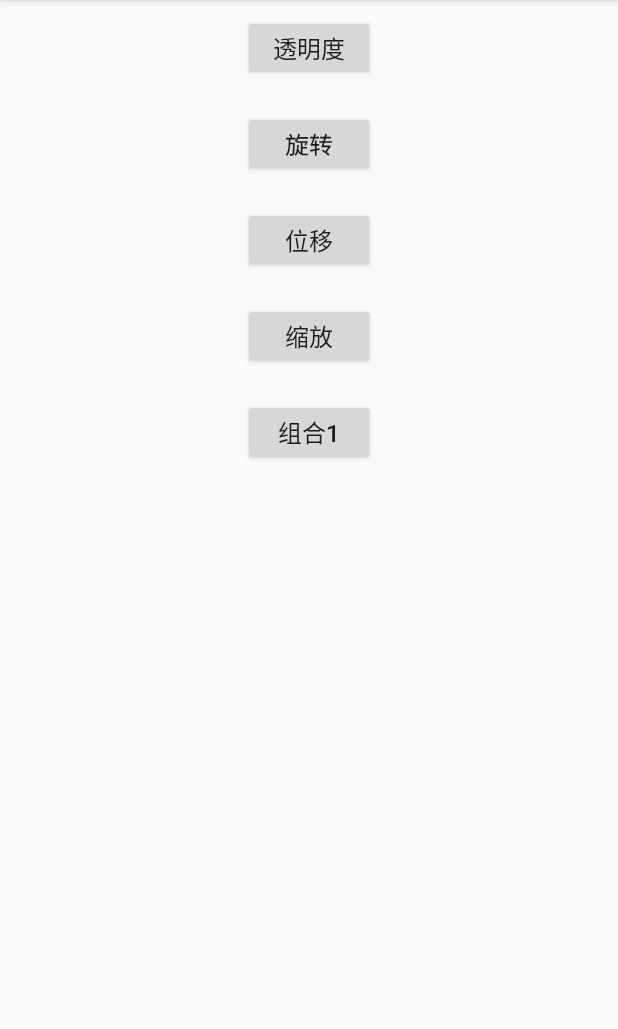
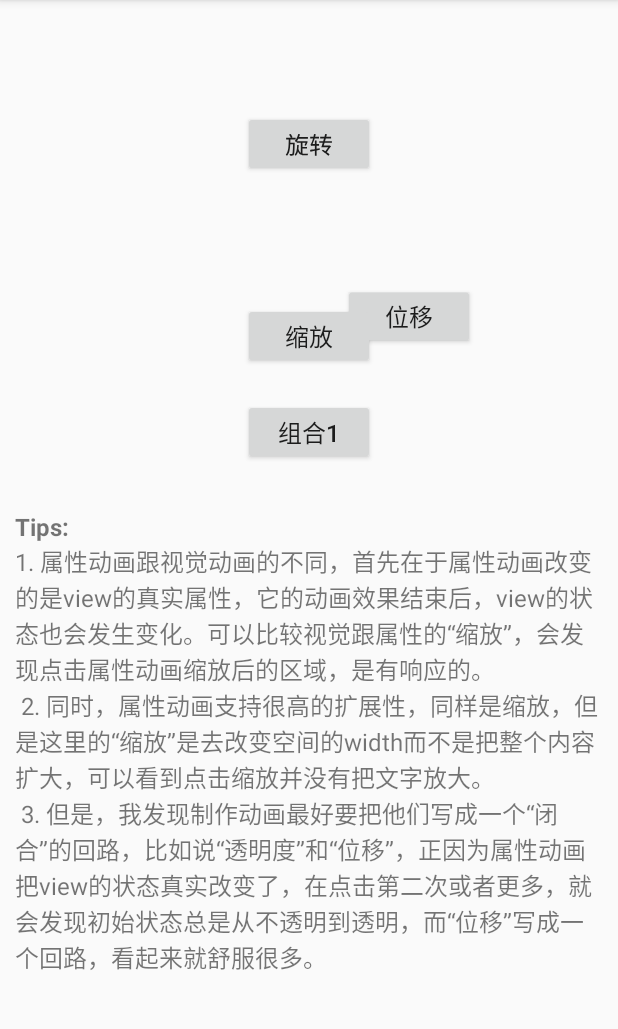
Before and after one commit to pxhbb1224/AnimationApp, an Android app: the ObjectAnimActivity screen opened directly, with no data from a screen before it, after a tap on "位移", on a phone screen of 412 x 824 dp, the part 84-1113 px from its top. Run offline under Robolectric (Android 15) with nearby library versions, the phone set to English and light mode, and no system bars; 2 other taps on this screen came first.

Commit message:
MOD 整理了ObjectAnimation

```diff
--- a/app/src/main/java/com/example/huangwei/animationapp/activity/ObjectAnimActivity.java
+++ b/app/src/main/java/com/example/huangwei/animationapp/activity/ObjectAnimActivity.java
@@ -1,12 +1,15 @@
 package com.example.huangwei.animationapp.activity;
 
 import android.animation.ObjectAnimator;
+import android.animation.PropertyValuesHolder;
 import android.graphics.Path;
 import android.os.Bundle;
 import android.support.annotation.Nullable;
 import android.support.v7.app.AppCompatActivity;
+import android.text.TextUtils;
 import android.view.View;
 import android.widget.Button;
+import android.widget.TextView;
 import com.example.huangwei.animationapp.R;
 
 /**
@@ -20,6 +23,7 @@ public class ObjectAnimActivity extends AppCompatActivity implements View.OnClic
   Button btnTranslate;  //位移
   Button btnScale;      //缩放
   Button btnSet;        //集合
+  TextView textTips;    //tips
 
   @Override
   protected void onCreate(@Nullable Bundle savedInstanceState) {
@@ -31,12 +35,15 @@ public class ObjectAnimActivity extends AppCompatActivity implements View.OnClic
     btnTranslate = (Button) findViewById(R.id.btn_view_animation_translate);
     btnScale = (Button) findViewById(R.id.btn_view_animation_scale);
     btnSet = (Button) findViewById(R.id.btn_view_animation_set_first);
+    textTips = (TextView) findViewById(R.id.text_view_animation_tips_content);
 
     findViewById(R.id.btn_view_animation_set_sec).setVisibility(View.GONE);
     btnAlpha.setOnClickListener(this);
     btnRotate.setOnClickListener(this);
     btnTranslate.setOnClickListener(this);
     btnScale.setOnClickListener(this);
+    btnSet.setOnClickListener(this);
+    updateTips(getString(R.string.text_object_animation_tips_def));
   }
 
   /**
@@ -44,7 +51,7 @@ public class ObjectAnimActivity extends AppCompatActivity implements View.OnClic
    */
   protected void clickAlpha() {
     if (this.btnAlpha != null) {
-      ObjectAnimator animator = ObjectAnimator.ofFloat(this.btnAlpha, "alpha", 0, 0.2f, 0.3f, 0.7f, 1f);
+      ObjectAnimator animator = ObjectAnimator.ofFloat(this.btnAlpha, "alpha", 1f, 0.7f, 0.5f, 0.2f, 0f);
       animator.setDuration(4000);
       animator.start();
     }
@@ -59,8 +66,9 @@ public class ObjectAnimActivity extends AppCompatActivity implements View.OnClic
     if (btnRotate != null) {
       Path path = new Path();
       path.lineTo(0, 360);
+      path.lineTo(360, 360);
       ObjectAnimator animator = ObjectAnimator.ofFloat(btnRotate, "rotationX", "rotationY", path);
-      animator.setDuration(1000);
+      animator.setDuration(2000);
       animator.start();
     }
   }
@@ -69,6 +77,16 @@ public class ObjectAnimActivity extends AppCompatActivity implements View.OnClic
    * 平移
    */
   protected void clickTranslate() {
+    if (btnTranslate != null) {
+      Path path = new Path();
+      path.lineTo(0, 100);
+      path.lineTo(100, 100);
+      path.lineTo(100, 0);
+      path.lineTo(0, 0);
+      ObjectAnimator animator = ObjectAnimator.ofFloat(btnTranslate, "translationX", "translationY", path);
+      animator.setDuration(4000);
+      animator.start();
+    }
   }
 
   /**
@@ -77,13 +95,33 @@ public class ObjectAnimActivity extends AppCompatActivity implements View.OnClic
   protected void clickScale() {
     if (btnScale == null) return;
     ViewWrapper wrapper = new ViewWrapper(btnScale);
-    ObjectAnimator.ofFloat(wrapper,"width",500).setDuration(1000).start();
+    ObjectAnimator.ofFloat(wrapper, "width", 500).setDuration(1000).start();
   }
 
   /**
    * 组合
    */
   protected void clickSet() {
+    if (btnSet == null) return;
+    btnSet.setText(getString(R.string.text_view_animation_set_def));
+    PropertyValuesHolder pvh1 = PropertyValuesHolder.ofFloat("translationX", 300f);
+    PropertyValuesHolder pvh2 = PropertyValuesHolder.ofFloat("scaleX", 1f, 0, 2f);
+    PropertyValuesHolder pvh3 = PropertyValuesHolder.ofFloat("scaleY", 1f, 0, 2f);
+    ObjectAnimator.ofPropertyValuesHolder(btnSet, pvh1, pvh2, pvh3).setDuration(3000).start();
+  }
+
+  private void updateTips(String tips) {
+    if (textTips == null || TextUtils.isEmpty(tips)) return;
+    textTips.setText(tips);
+    textTips.setVisibility(View.VISIBLE);
+    findViewById(R.id.text_view_animation_tips_title).setVisibility(View.VISIBLE);
+  }
+
+  private void closeTips() {
+    if (textTips != null) {
+      textTips.setVisibility(View.GONE);
+      findViewById(R.id.text_view_animation_tips_title).setVisibility(View.GONE);
+    }
   }
 
   @Override
@@ -109,14 +147,15 @@ public class ObjectAnimActivity extends AppCompatActivity implements View.OnClic
     }
   }
 
-  public static class ViewWrapper{
+  public static class ViewWrapper {
     View target;
-    public ViewWrapper(@Nullable View view){
+
+    public ViewWrapper(@Nullable View view) {
       target = view;
     }
 
-    public void setWidth(float width){
-      target.getLayoutParams().width =(int) width;
+    public void setWidth(float width) {
+      target.getLayoutParams().width = (int) width;
       target.requestLayout();
     }
 
@@ -125,8 +164,8 @@ public class ObjectAnimActivity extends AppCompatActivity implements View.OnClic
      * layoutParams里面是wrap_content，而里面的文字还没有测量，所以一开始
      * 就是0，当measure之后才得到有文字的宽度
      */
-    public float getWidth(){
-      target.measure(0,0);
+    public float getWidth() {
+      target.measure(0, 0);
       return target.getMeasuredWidth();
       //return target.getLayoutParams().width;
     }
--- a/app/src/main/res/values/strings.xml
+++ b/app/src/main/res/values/strings.xml
@@ -4,6 +4,7 @@
   <string name="text_view_animation_rotate">旋转</string>
   <string name="text_view_animation_translate">位移</string>
   <string name="text_view_animation_scale">缩放</string>
+  <string name="text_view_animation_set_def">组合</string>
   <string name="text_view_animation_set_first">组合1</string>
   <string name="text_view_animation_set_sec">组合2</string>
   <string name="text_view_animation_tips_title">Tips:</string>
@@ -15,4 +16,9 @@
   </string>
   <string name="title_view_animation_activity">视图动画</string>
   <string name="title_object_animation_activity">Object Animation</string>
+  <string name="text_object_animation_tips_def">
+    1. 属性动画跟视觉动画的不同，首先在于属性动画改变的是view的真实属性，它的动画效果结束后，view的状态也会发生变化。可以比较视觉跟属性的“缩放”，会发现点击属性动画缩放后的区域，是有响应的。\n
+    2. 同时，属性动画支持很高的扩展性，同样是缩放，但是这里的“缩放”是去改变空间的width而不是把整个内容扩大，可以看到点击缩放并没有把文字放大。\n
+    3. 但是，我发现制作动画最好要把他们写成一个“闭合”的回路，比如说“透明度”和“位移”，正因为属性动画把view的状态真实改变了，在点击第二次或者更多，就会发现初始状态总是从不透明到透明，而“位移”写成一个回路，看起来就舒服很多。
+  </string>
 </resources>
```
Also changed, not shown: app/src/main/res/mipmap-hdpi/ic_launcher.png, app/src/main/res/mipmap-hdpi/ic_launcher_round.png, app/src/main/res/mipmap-mdpi/ic_launcher.png, app/src/main/res/mipmap-mdpi/ic_launcher_round.png, app/src/main/res/mipmap-xhdpi/ic_launcher.png, app/src/main/res/mipmap-xhdpi/ic_launcher_round.png, app/src/main/res/mipmap-xxhdpi/ic_launcher.png, app/src/main/res/mipmap-xxhdpi/ic_launcher_round.png, app/src/main/res/mipmap-xxxhdpi/ic_launcher.png, app/src/main/res/mipmap-xxxhdpi/ic_launcher_round.png.
